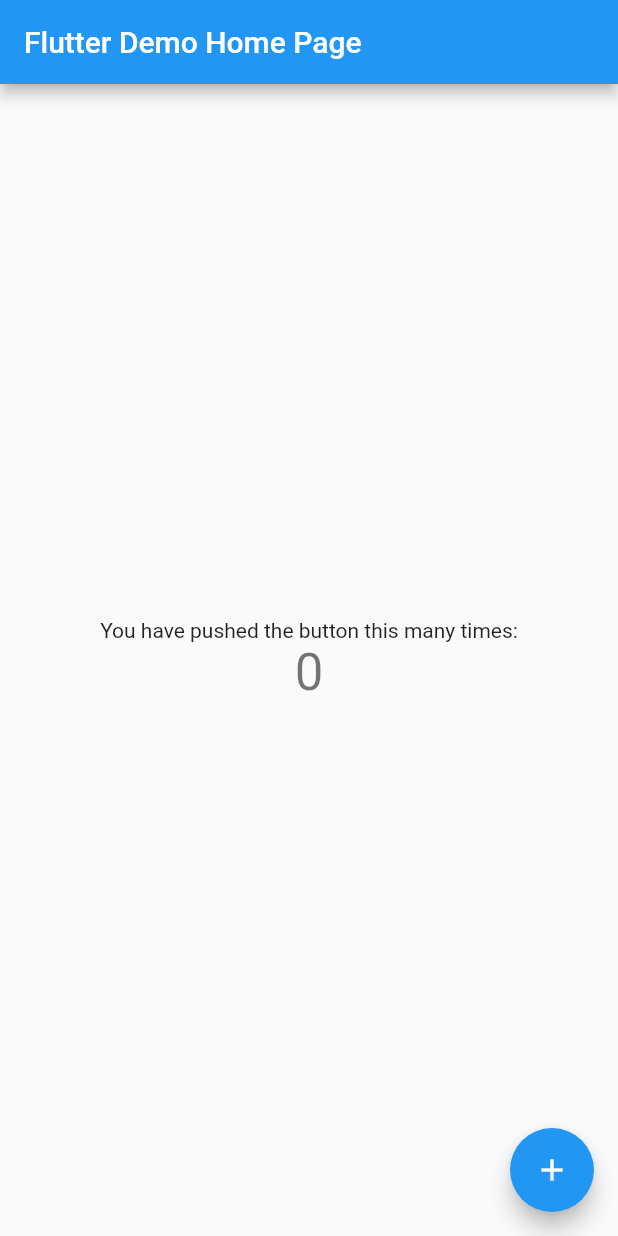
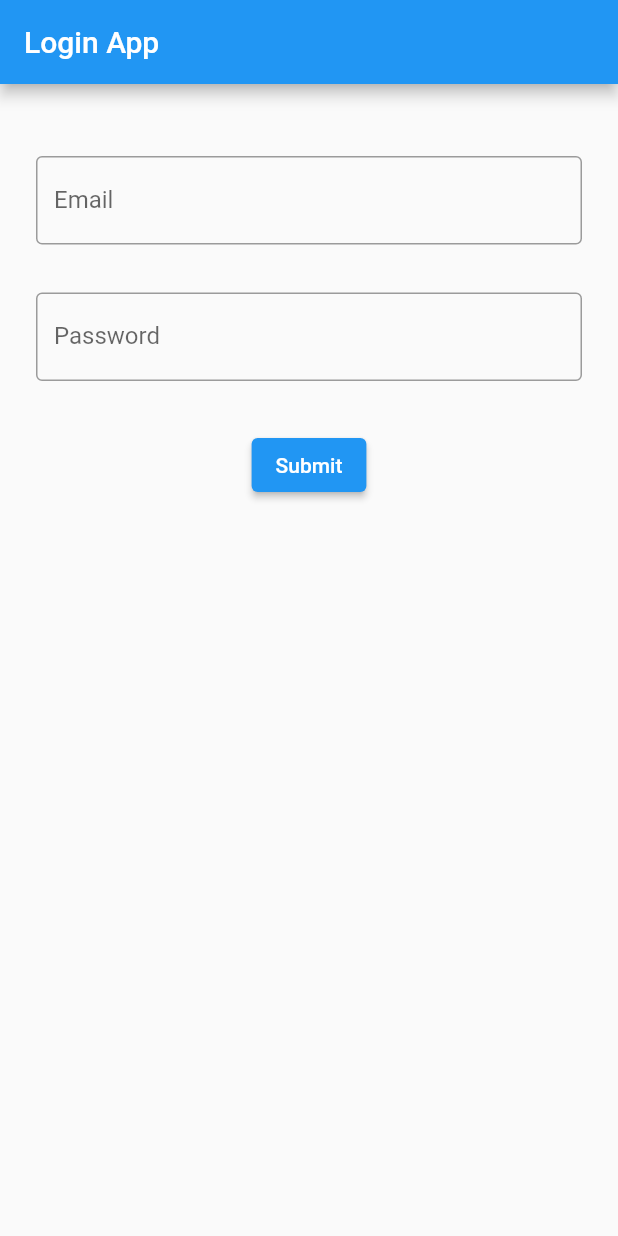
Before and after one commit to RussellOsiemo/login_app_flutter, a Flutter app: the screen it shows after launch, on a phone screen of 412 x 824 dp. Run offline on Flutter 3.47's test engine with Material 2 defaults, Android fonts, the phone set to English and light mode, and no system bars.

```diff
--- a/lib/main.dart
+++ b/lib/main.dart
@@ -24,13 +24,13 @@ class MyApp extends StatelessWidget {
         // is not restarted.
         primarySwatch: Colors.blue,
       ),
-      home: const MyHomePage(title: 'Flutter Demo Home Page'),
+      home: const Login(title: 'Login App'),
     );
   }
 }
 
-class MyHomePage extends StatefulWidget {
-  const MyHomePage({super.key, required this.title});
+class Login extends StatefulWidget {
+  const Login({super.key, required this.title});
 
   // This widget is the home page of your application. It is stateful, meaning
   // that it has a State object (defined below) that contains fields that affect
@@ -44,72 +44,145 @@ class MyHomePage extends StatefulWidget {
   final String title;
 
   @override
-  State<MyHomePage> createState() => _MyHomePageState();
+  State<Login> createState() => _LoginState();
 }
 
-class _MyHomePageState extends State<MyHomePage> {
-  int _counter = 0;
-
-  void _incrementCounter() {
-    setState(() {
-      // This call to setState tells the Flutter framework that something has
-      // changed in this State, which causes it to rerun the build method below
-      // so that the display can reflect the updated values. If we changed
-      // _counter without calling setState(), then the build method would not be
-      // called again, and so nothing would appear to happen.
-      _counter++;
-    });
-  }
+class _LoginState extends State<Login> {
+  final _formKey = GlobalKey<FormState>();
+  TextEditingController emailController = TextEditingController();
+  TextEditingController passwordController = TextEditingController();
 
   @override
   Widget build(BuildContext context) {
-    // This method is rerun every time setState is called, for instance as done
-    // by the _incrementCounter method above.
-    //
-    // The Flutter framework has been optimized to make rerunning build methods
-    // fast, so that you can just rebuild anything that needs updating rather
-    // than having to individually change instances of widgets.
     return Scaffold(
       appBar: AppBar(
-        // Here we take the value from the MyHomePage object that was created by
-        // the App.build method, and use it to set our appbar title.
         title: Text(widget.title),
       ),
-      body: Center(
-        // Center is a layout widget. It takes a single child and positions it
-        // in the middle of the parent.
-        child: Column(
-          // Column is also a layout widget. It takes a list of children and
-          // arranges them vertically. By default, it sizes itself to fit its
-          // children horizontally, and tries to be as tall as its parent.
-          //
-          // Invoke "debug painting" (press "p" in the console, choose the
-          // "Toggle Debug Paint" action from the Flutter Inspector in Android
-          // Studio, or the "Toggle Debug Paint" command in Visual Studio Code)
-          // to see the wireframe for each widget.
-          //
-          // Column has various properties to control how it sizes itself and
-          // how it positions its children. Here we use mainAxisAlignment to
-          // center the children vertically; the main axis here is the vertical
-          // axis because Columns are vertical (the cross axis would be
-          // horizontal).
-          mainAxisAlignment: MainAxisAlignment.center,
-          children: <Widget>[
-            const Text(
-              'You have pushed the button this many times:',
+      body: Form(
+        key: _formKey,
+        child: Padding(
+          padding: const EdgeInsets.symmetric(horizontal: 8, vertical: 16),
+          child:
+              Column(crossAxisAlignment: CrossAxisAlignment.center, children: [
+            Padding(
+              padding: const EdgeInsets.symmetric(horizontal: 8, vertical: 16),
+              child: Column(
+                crossAxisAlignment: CrossAxisAlignment.center,
+                children: [
+                  Padding(
+                    padding:
+                        const EdgeInsets.symmetric(horizontal: 8, vertical: 16),
+                    child: TextFormField(
+                      controller: emailController,
+                      decoration: const InputDecoration(
+                          border: OutlineInputBorder(), labelText: "Email"),
+                      validator: (value) {
+                        if (value == null || value.isEmpty) {
+                          return "Please enter your email";
+                        }
+                        return null;
+                      },
+                    ),
+                  ),
+                  Padding(
+                    padding:
+                        const EdgeInsets.symmetric(horizontal: 8, vertical: 16),
+                    child: TextFormField(
+                      controller: passwordController,
+                      obscureText: true,
+                      decoration: const InputDecoration(
+                          border: OutlineInputBorder(), labelText: "Password"),
+                      validator: (value) {
+                        if (value == null || value.isEmpty) {
+                          return "Please enter your Password";
+                        }
+                        return null;
+                      },
+                    ),
+                  ),
+                  Padding(
+                    padding:
+                        const EdgeInsets.symmetric(horizontal: 8, vertical: 16),
+                    child: Center(
+                      child: ElevatedButton(
+                        onPressed: () {
+                          if (_formKey.currentState!.validate()) {
+                            //homepage
+                            //list of emails and password in an associative array
+                            // Map<String, String> emailPasswords = {
+                            //   'user1@example.com': 'password1',
+                            //   'user2@example.com': 'password2',
+                            //   'user3@example.com': 'password3',
+                            //   'user4@example.com': 'password4',
+                            //   'user5@example.com': 'password5',
+                            //   'user6@example.com': 'password6',
+                            //   'user7@example.com': 'password7',
+                            //   'user8@example.com': 'password8',
+                            //   'user9@example.com': 'password9',
+                            //   'user10@example.com': 'password10'
+                            // };
+                            //if (emailPasswords.containsKey(emailController) &&
+                            // emailPasswords[emailController] ==
+                            //     passwordController)
+                            if (emailController.text ==
+                                    "russelosiemo@gmail.com" &&
+                                passwordController.text == "12345678") {
+                              // email and password are valid
+                              Navigator.push(
+                                context,
+                                MaterialPageRoute(
+                                    builder: (context) => Homepage(
+                                          email: emailController.text,
+                                        )),
+                              );
+                            } else {
+                              ScaffoldMessenger.of(context).showSnackBar(
+                                const SnackBar(
+                                    content: Text("Invalid Credentials")),
+                              );
+                            }
+                          } else {
+                            ScaffoldMessenger.of(context).showSnackBar(
+                              const SnackBar(
+                                  content: Text("Please fill in the inputs")),
+                            );
+                          }
+                        },
+                        child: const Text("Submit"),
+                      ),
+                    ),
+                  ),
+                ],
+              ),
             ),
-            Text(
-              '$_counter',
-              style: Theme.of(context).textTheme.headline4,
-            ),
-          ],
+          ]),
         ),
       ),
-      floatingActionButton: FloatingActionButton(
-        onPressed: _incrementCounter,
-        tooltip: 'Increment',
-        child: const Icon(Icons.add),
-      ), // This trailing comma makes auto-formatting nicer for build methods.
     );
   }
 }
+
+class Homepage extends StatelessWidget {
+  const Homepage({super.key, required this.email});
+
+  final String email;
+  @override
+  Widget build(BuildContext context) {
+    return Scaffold(
+        appBar: AppBar(
+          title: const Text("Welcome Page"),
+        ),
+        body: Column(
+          children: [
+            Text(email),
+            Center(
+                child: ElevatedButton(
+              onPressed: () {
+                Navigator.pop(context);
+              },
+              child: const Text("Go Back"),
+            ))
+          ],
+        ));
+  }
+}
```
